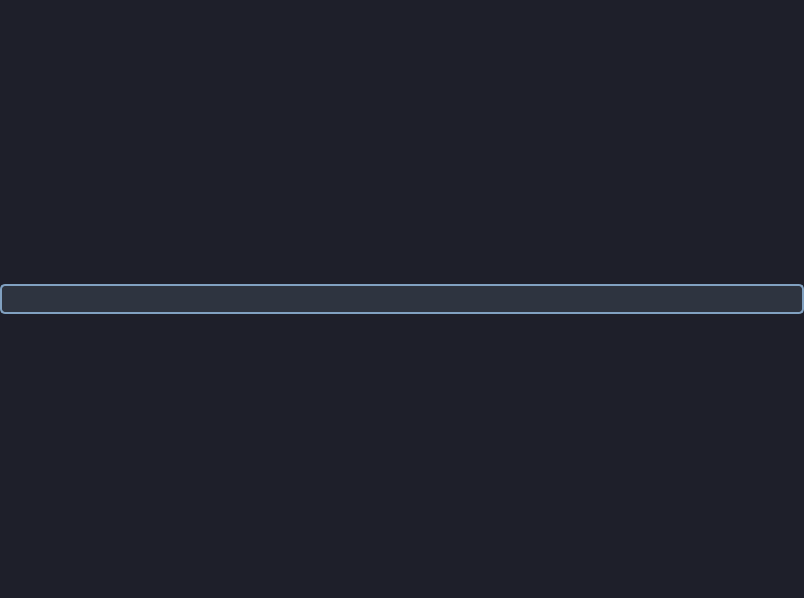
This is Widget_Client/Mainwindow.ui in MrVolot/WidgetClient as Qt 5 draws it before an edit. The edited form follows.
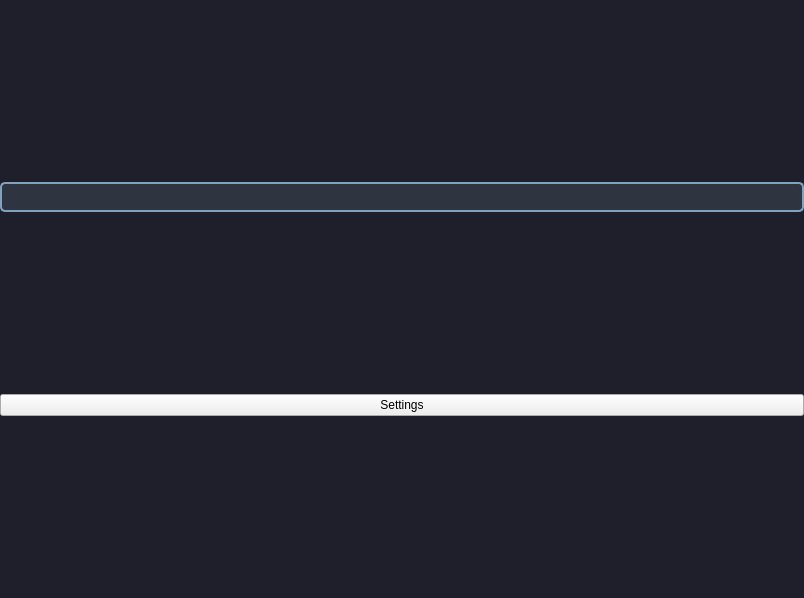
This is the edited form.

The edit to the form file:
```diff
--- a/Widget_Client/Mainwindow.ui
+++ b/Widget_Client/Mainwindow.ui
@@ -146,6 +146,27 @@
           </property>
          </widget>
         </item>
+        <item>
+         <layout class="QVBoxLayout" name="contactsListLayout"/>
+        </item>
+        <item>
+         <layout class="QVBoxLayout" name="buttonsVerLayout">
+          <item>
+           <layout class="QHBoxLayout" name="buttonsHorLayout">
+            <item>
+             <widget class="QPushButton" name="settingsButton">
+              <property name="styleSheet">
+               <string notr="true"/>
+              </property>
+              <property name="text">
+               <string>Settings</string>
+              </property>
+             </widget>
+            </item>
+           </layout>
+          </item>
+         </layout>
+        </item>
        </layout>
       </widget>
       <widget class="QWidget" name="verticalLayoutWidget_2">
```
Left out of the diff: 4 changed lines with no effect on the pictures.
